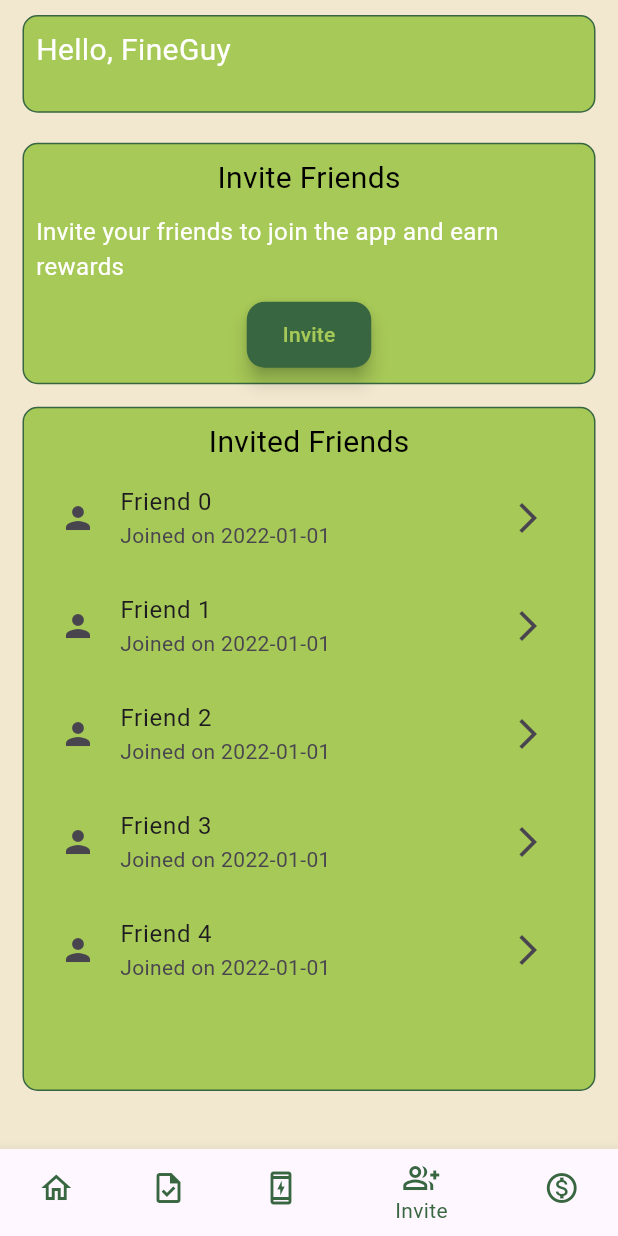
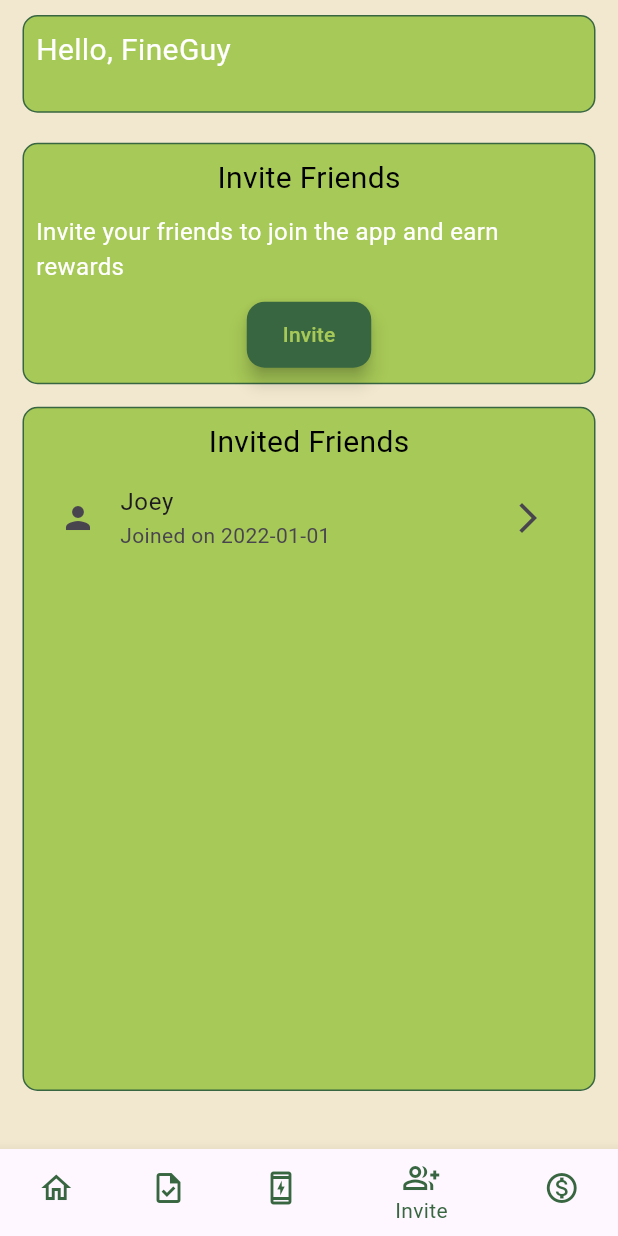
Before and after one commit to Fine-Guy-21/FineDrop-Flutter-App, a Flutter app: the screen it shows after launch, item 4 of the bottom bar chosen, on a phone screen of 412 x 824 dp. Run offline on Flutter 3.47's test engine with Material 3 defaults, Android fonts, the phone set to English and light mode, and no system bars; drawn by our look-alikes of animated_text_kit; network calls fail.

Commit message:
Few UI Updates

```diff
--- a/airdrop_demo/lib/Pages/cardspage.dart
+++ b/airdrop_demo/lib/Pages/cardspage.dart
@@ -69,9 +69,9 @@ class _CardsPageState extends State<CardsPage> {
                       gridDelegate:
                           const SliverGridDelegateWithFixedCrossAxisCount(
                         crossAxisCount: 2,
-                        childAspectRatio: 0.65,
+                        childAspectRatio: 0.63,
                         crossAxisSpacing: 13,
-                        mainAxisSpacing: 16,
+                        mainAxisSpacing: 13,
                       ),
                       itemCount: cards.length,
                       itemBuilder: (context, index) => _buildCard(cards[index]),
--- a/airdrop_demo/lib/Pages/invitepage.dart
+++ b/airdrop_demo/lib/Pages/invitepage.dart
@@ -122,15 +122,16 @@ class _InvitePageState extends State<InvitePage> {
 
                 Expanded(
                   child: ListView.builder(
-                    itemCount: 5,
-                    itemBuilder: (context, index) => ListTile(
-                      title: Text('Friend $index'),
+                    itemCount: 1,
+                    itemBuilder: (context, index) => const ListTile(
+                      title:  Text('Joey'),
                       subtitle: Text('Joined on 2022-01-01'),
-                      leading: const Icon(Icons.person),
-                      trailing: const Icon(Icons.arrow_forward_ios),
+                      leading: Icon(Icons.person),
+                      trailing: Icon(Icons.arrow_forward_ios),
                     ),
                   ),
                 ),
+
 
               ],
             ))
--- a/airdrop_demo/lib/main.dart
+++ b/airdrop_demo/lib/main.dart
@@ -5,10 +5,8 @@
 import 'package:airdrop_demo/Pages/taskspage.dart';
 import 'package:airdrop_demo/Pages/homepage.dart';
 import 'package:airdrop_demo/designs/color.dart';
-// import  'Pages/temp.dart';
 
 void main() {
-  WidgetsFlutterBinding.ensureInitialized();
 
   runApp(const MyApp());
 }
--- a/airdrop_demo/lib/model/user.dart
+++ b/airdrop_demo/lib/model/user.dart
@@ -5,8 +5,8 @@ import 'package:flutter/foundation.dart';
 class UserProfile {
   int? id = 1;
   String? userName;
-  int pointPerTap = 100;
-  double userPoints = 1900;
+  int pointPerTap = 1;
+  double userPoints = 4121;
   int nextLevel = 5000;
   double profitPerHour = 0;
   int mineEnergy = 3000;
```
Also changed, not shown: airdrop_demo/lib/Pages/taskspage.dart (+5 -5 lines), 4 other files.
